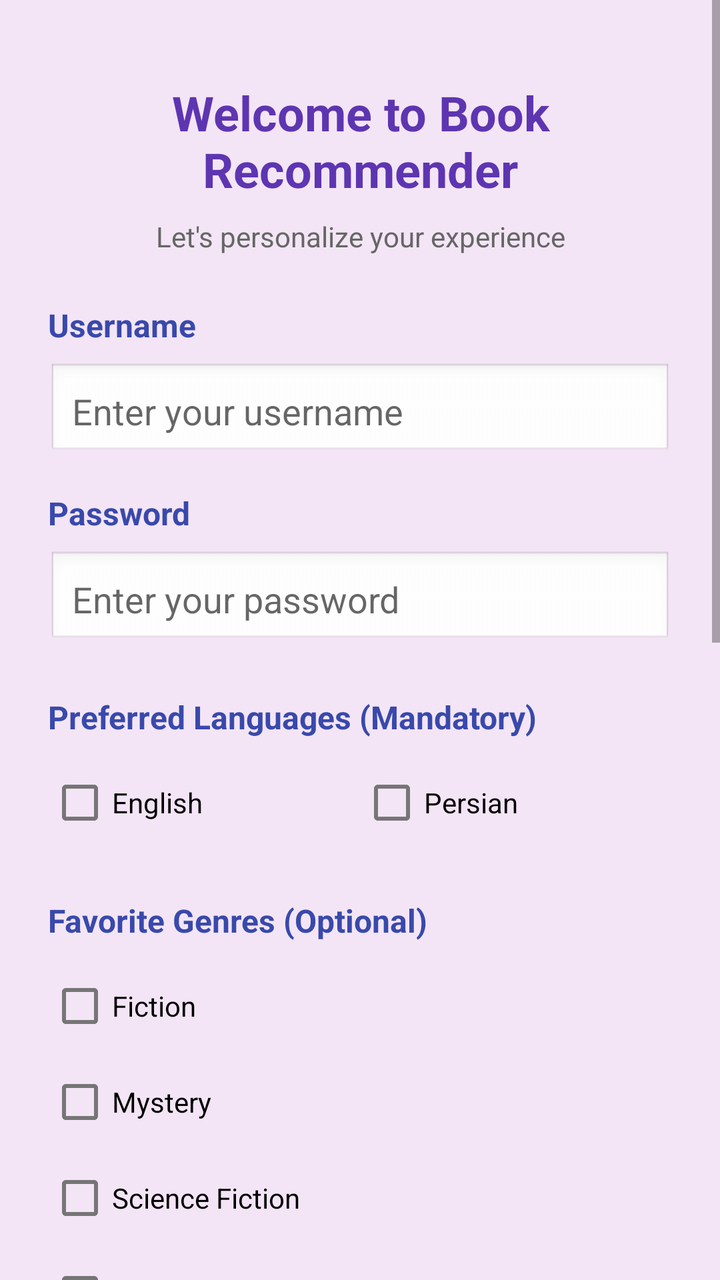
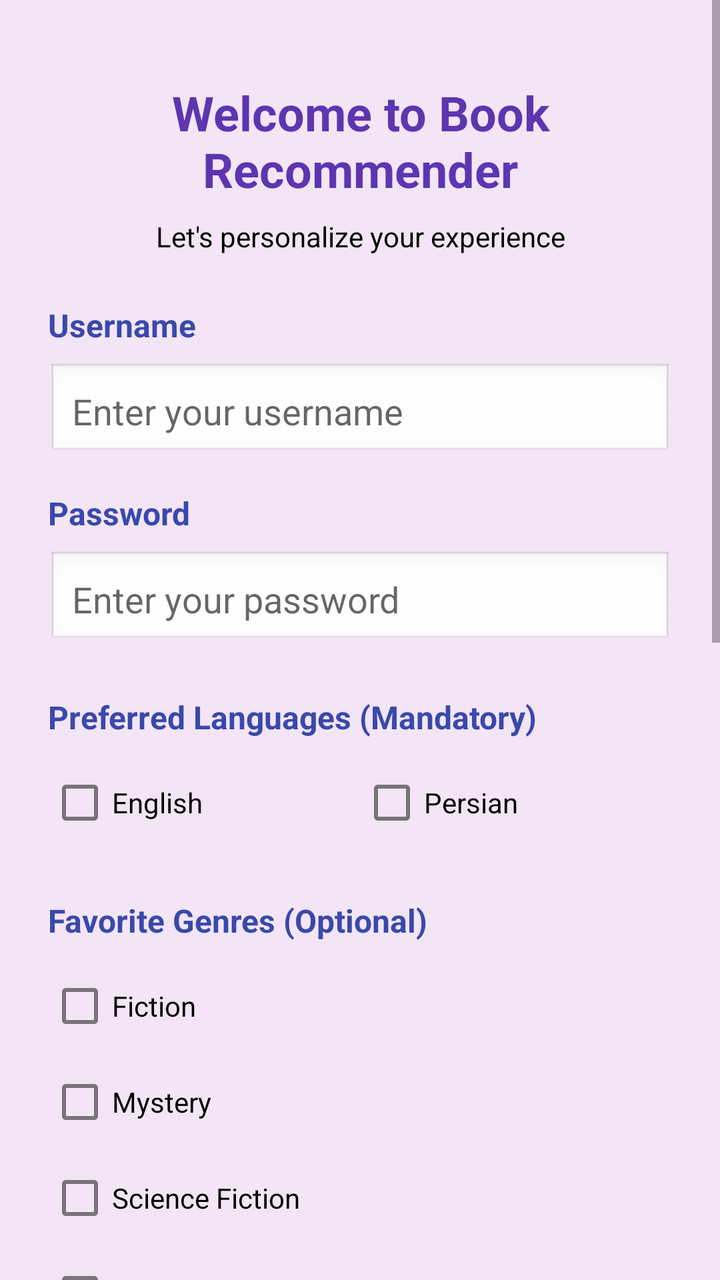

Two renders of the same Android screen: before a commit and after it. Below are the layout's source before the change and the commit's diff.
<!-- AndroidManifest.xml: application theme Theme.BookRecommender -->
<!-- res/layout/activity_setup.xml -->
<?xml version="1.0" encoding="utf-8"?>
<ScrollView xmlns:android="http://schemas.android.com/apk/res/android"
    android:layout_width="match_parent"
    android:layout_height="match_parent"
    android:background="@color/soft_purple">

    <LinearLayout
        android:layout_width="match_parent"
        android:layout_height="wrap_content"
        android:orientation="vertical"
        android:padding="24dp">

        <TextView
            android:layout_width="match_parent"
            android:layout_height="wrap_content"
            android:text="Welcome to Book Recommender"
            android:textSize="24sp"
            android:textStyle="bold"
            android:textColor="@color/primary_purple"
            android:gravity="center"
            android:layout_marginTop="16dp"
            android:layout_marginBottom="8dp" />

        <TextView
            android:layout_width="match_parent"
            android:layout_height="wrap_content"
            android:text="Let's personalize your experience"
            android:textSize="14sp"
            android:textColor="@color/gray_text"
            android:gravity="center"
            android:layout_marginBottom="24dp" />

        <TextView
            android:layout_width="wrap_content"
            android:layout_height="wrap_content"
            android:text="Username"
            android:textSize="16sp"
            android:textStyle="bold"
            android:textColor="@color/primary_blue"
            android:layout_marginBottom="8dp" />

        <EditText
            android:id="@+id/etUsername"
            android:layout_width="match_parent"
            android:layout_height="wrap_content"
            android:hint="Enter your username"
            android:inputType="text"
            android:padding="12dp"
            android:background="@android:drawable/edit_text"
            android:layout_marginBottom="16dp" />

        <TextView
            android:layout_width="wrap_content"
            android:layout_height="wrap_content"
            android:text="Password"
            android:textSize="16sp"
            android:textStyle="bold"
            android:textColor="@color/primary_blue"
            android:layout_marginBottom="8dp" />

        <EditText
            android:id="@+id/etPassword"
            android:layout_width="match_parent"
            android:layout_height="wrap_content"
            android:hint="Enter your password"
            android:inputType="textPassword"
            android:padding="12dp"
            android:background="@android:drawable/edit_text"
            android:layout_marginBottom="24dp" />

        <TextView
            android:layout_width="wrap_content"
            android:layout_height="wrap_content"
            android:text="Preferred Languages (Mandatory)"
            android:textSize="16sp"
            android:textStyle="bold"
            android:textColor="@color/primary_blue"
            android:layout_marginBottom="8dp" />

        <LinearLayout
            android:layout_width="match_parent"
            android:layout_height="wrap_content"
            android:orientation="horizontal"
            android:layout_marginBottom="24dp">
            <CheckBox
                android:id="@+id/chkEn"
                android:layout_width="0dp"
                android:layout_weight="1"
                android:layout_height="wrap_content"
                android:text="English"
                android:textColor="@color/black" />
            <CheckBox
                android:id="@+id/chkFa"
                android:layout_width="0dp"
                android:layout_weight="1"
                android:layout_height="wrap_content"
                android:text="Persian"
                android:textColor="@color/black" />
        </LinearLayout>

        <TextView
            android:layout_width="wrap_content"
            android:layout_height="wrap_content"
            android:text="Favorite Genres (Optional)"
            android:textSize="16sp"
            android:textStyle="bold"
            android:textColor="@color/primary_blue"
            android:layout_marginBottom="8dp" />

        <LinearLayout
            android:id="@+id/genresContainer"
            android:layout_width="match_parent"
            android:layout_height="wrap_content"
            android:orientation="vertical"
            android:layout_marginBottom="24dp">
            <CheckBox android:id="@+id/chkFiction" android:layout_width="match_parent" android:layout_height="wrap_content" android:text="Fiction" />
            <CheckBox android:id="@+id/chkMystery" android:layout_width="match_parent" android:layout_height="wrap_content" android:text="Mystery" />
            <CheckBox android:id="@+id/chkSciFi" android:layout_width="match_parent" android:layout_height="wrap_content" android:text="Science Fiction" />
            <CheckBox android:id="@+id/chkRomance" android:layout_width="match_parent" android:layout_height="wrap_content" android:text="Romance" />
            <CheckBox android:id="@+id/chkFantasy" android:layout_width="match_parent" android:layout_height="wrap_content" android:text="Fantasy" />
            <CheckBox android:id="@+id/chkThriller" android:layout_width="match_parent" android:layout_height="wrap_content" android:text="Thriller" />
            <CheckBox android:id="@+id/chkBiography" android:layout_width="match_parent" android:layout_height="wrap_content" android:text="Biography" />
            <CheckBox android:id="@+id/chkHistory" android:layout_width="match_parent" android:layout_height="wrap_content" android:text="History" />
        </LinearLayout>

        <TextView
            android:layout_width="wrap_content"
            android:layout_height="wrap_content"
            android:text="Favorite Authors (Optional)"
            android:textSize="16sp"
            android:textStyle="bold"
            android:textColor="@color/primary_blue"
            android:layout_marginBottom="8dp" />

        <LinearLayout
            android:id="@+id/authorsContainer"
            android:layout_width="match_parent"
            android:layout_height="wrap_content"
            android:orientation="vertical"
            android:layout_marginBottom="32dp">
            <CheckBox android:id="@+id/chkAuthor1" android:layout_width="match_parent" android:layout_height="wrap_content" android:text="Stephen King" />
            <CheckBox android:id="@+id/chkAuthor2" android:layout_width="match_parent" android:layout_height="wrap_content" android:text="J.K. Rowling" />
            <CheckBox android:id="@+id/chkAuthor3" android:layout_width="match_parent" android:layout_height="wrap_content" android:text="Agatha Christie" />
            <CheckBox android:id="@+id/chkAuthor4" android:layout_width="match_parent" android:layout_height="wrap_content" android:text="George Orwell" />
            <CheckBox android:id="@+id/chkAuthor5" android:layout_width="match_parent" android:layout_height="wrap_content" android:text="Jane Austen" />
        </LinearLayout>

        <Button
            android:id="@+id/btnSubmit"
            android:layout_width="match_parent"
            android:layout_height="wrap_content"
            android:text="Complete Setup"
            android:textSize="16sp"
            android:padding="14dp"
            android:backgroundTint="@color/primary_purple"
            android:textColor="@color/gray_text" />

        <ProgressBar
            android:id="@+id/progressBar"
            android:layout_width="wrap_content"
            android:layout_height="wrap_content"
            android:layout_gravity="center"
            android:visibility="gone"
            android:indeterminateTint="@color/primary_purple"
            android:layout_marginTop="16dp" />

    </LinearLayout>
</ScrollView>
<!-- resources referenced by this layout -->
<resources>
  <color name="black">#FF000000</color>
  <color name="gray_text">#666666</color>
  <color name="primary_blue">#3949AB</color>
  <color name="primary_purple">#5E35B1</color>
  <color name="soft_purple">#F3E5F5</color>
  <style name="Theme.BookRecommender" parent="Theme.MaterialComponents.DayNight.NoActionBar">
          
          <item name="colorPrimary">@color/primary_purple</item>
          <item name="colorPrimaryVariant">@color/primary_blue</item>
          <item name="colorOnPrimary">@color/white</item>
          
          <item name="colorSecondary">@color/primary_blue</item>
          <item name="colorSecondaryVariant">@color/primary_purple</item>
          <item name="colorOnSecondary">@color/white</item>
          
          <item name="android:statusBarColor" tools:targetApi="l">@color/primary_purple</item>
          
      </style>
  <color name="white">#FFFFFFFF</color>
</resources>

<!-- the commit's change to res/layout/activity_setup.xml (unified diff, before → after) -->
@@ -26,7 +26,7 @@
             android:layout_height="wrap_content"
             android:text="Let's personalize your experience"
             android:textSize="14sp"
-            android:textColor="@color/gray_text"
+            android:textColor="@color/black"
             android:gravity="center"
             android:layout_marginBottom="24dp" />
 
@@ -153,7 +153,7 @@
             android:textSize="16sp"
             android:padding="14dp"
             android:backgroundTint="@color/primary_purple"
-            android:textColor="@color/gray_text" />
+            android:textColor="@color/black" />
 
         <ProgressBar
             android:id="@+id/progressBar"
<!-- resource entries referenced after the edit -->
@@ -1,7 +1,6 @@
 <!-- resources referenced by this layout -->
 <resources>
   <color name="black">#FF000000</color>
-  <color name="gray_text">#666666</color>
   <color name="primary_blue">#3949AB</color>
   <color name="primary_purple">#5E35B1</color>
   <color name="soft_purple">#F3E5F5</color>
